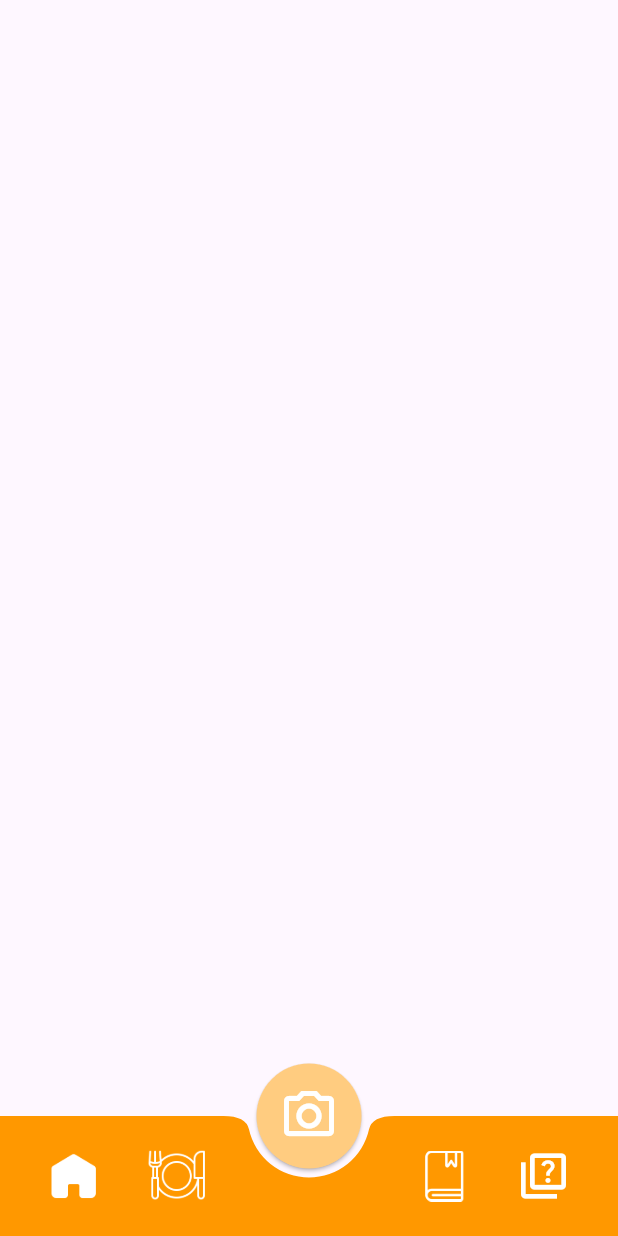
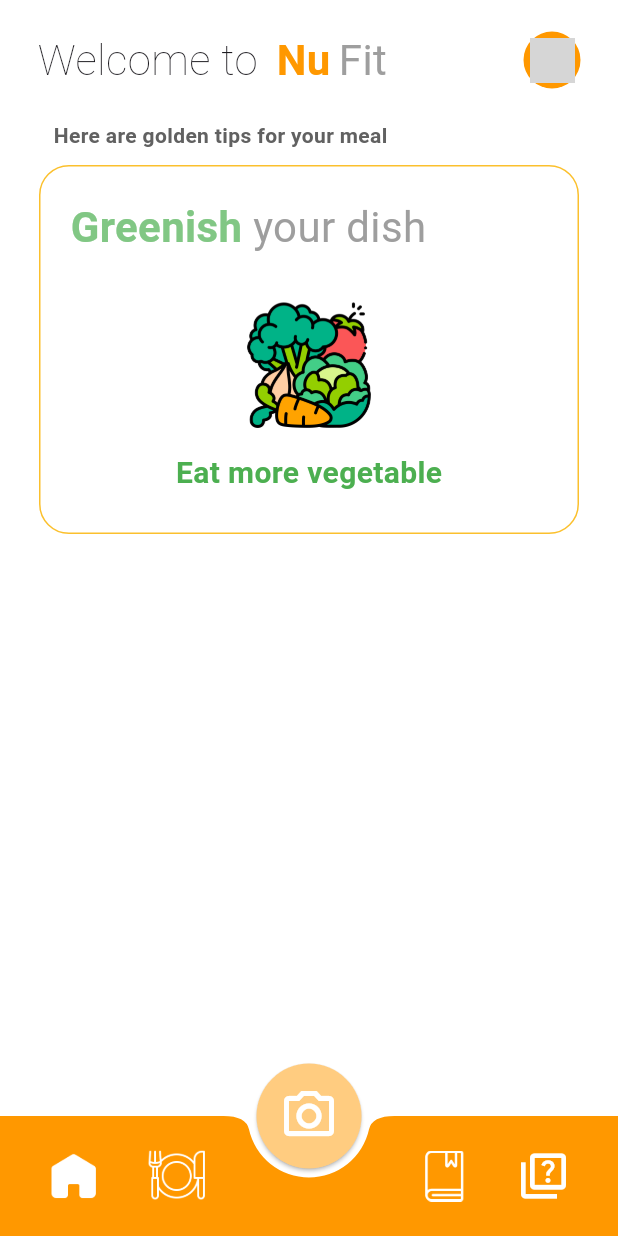
Before and after one commit to qu-ngx/DeFat, a Flutter app: the screen it shows after launch, after a tap on "Skip", after a tap on "Done", on a phone screen of 412 x 824 dp. Run offline on Flutter 3.47's test engine with Material 3 defaults, Android fonts, the light colour scheme and no system bars; our stand-ins replace cloud_firestore, firebase_auth, firebase_core, google_sign_in, image_picker, percent_indicator and 1 more; missing offline and left inert: tflite_flutter; accounts and stored records are empty; grey boxes are pictures that could not be loaded.

Commit message:
added TipCard for homepage

```diff
--- /dev/null
+++ b/lib/components/tip_card.dart
@@ -0,0 +1,78 @@
+import 'package:flutter/material.dart';
+
+class TipCard extends StatelessWidget {
+  final String imgPath;
+  final String firstFirst;
+  final firstFirstColor;
+  final secondFirstColor;
+  final String secondFirst;
+  final bottomColor;
+  final String bottomLine;
+
+  const TipCard({
+    super.key,
+    required this.imgPath,
+    required this.firstFirst,
+    required this.firstFirstColor,
+    required this.secondFirst,
+    required this.secondFirstColor,
+    required this.bottomLine,
+    required this.bottomColor,
+  });
+
+  @override
+  Widget build(BuildContext context) {
+    return Container(
+      width: 360,
+      padding: const EdgeInsets.all(20),
+      decoration: BoxDecoration(
+        color: Colors.white,
+        borderRadius: BorderRadius.circular(20),
+        border: Border(
+          top: BorderSide(width: 1.0, color: Colors.yellow.shade700),
+          right: BorderSide(width: 1.0, color: Colors.yellow.shade700),
+          left: BorderSide(width: 1.0, color: Colors.yellow.shade700),
+          bottom: BorderSide(width: 1.0, color: Colors.yellow.shade700),
+        ),
+      ),
+      child: Column(
+        children: [
+          Row(
+            children: [
+              Text(
+                firstFirst,
+                style: TextStyle(
+                    color: firstFirstColor,
+                    fontWeight: FontWeight.bold,
+                    fontSize: 28),
+              ),
+              Text(
+                secondFirst,
+                style: TextStyle(color: secondFirstColor, fontSize: 28),
+              )
+            ],
+          ),
+          const SizedBox(
+            height: 30,
+          ),
+          Image.asset(
+            imgPath,
+            width: 85,
+            height: 85,
+          ),
+          const SizedBox(
+            height: 15,
+          ),
+          Text(
+            bottomLine,
+            style: TextStyle(
+                color: bottomColor, fontWeight: FontWeight.bold, fontSize: 20),
+          ),
+          const SizedBox(
+            height: 5,
+          )
+        ],
+      ),
+    );
+  }
+}
--- a/lib/pages/home/home.dart
+++ b/lib/pages/home/home.dart
@@ -1,12 +1,98 @@
 import 'package:flutter/material.dart';
+import 'package:nufit/components/tip_card.dart';
 
-class HomePage extends StatelessWidget {
+class HomePage extends StatefulWidget {
   const HomePage({super.key});
 
   @override
+  State<HomePage> createState() => _HomePageState();
+}
+
+class _HomePageState extends State<HomePage> {
+  @override
   Widget build(BuildContext context) {
-    return const MaterialApp(
-      home: Scaffold(),
+    return Scaffold(
+      backgroundColor: Colors.white,
+      body: SafeArea(
+        child: Column(
+          children: [
+            Padding(
+              padding: const EdgeInsets.symmetric(horizontal: 25),
+              child: Column(
+                children: [
+                  const SizedBox(
+                    height: 20,
+                  ),
+                  Row(
+                    mainAxisAlignment: MainAxisAlignment.spaceBetween,
+                    children: [
+                      const Text(
+                        "Welcome to ",
+                        style: TextStyle(
+                            fontSize: 28, fontWeight: FontWeight.w100),
+                      ),
+                      const Text(
+                        "Nu",
+                        style: TextStyle(
+                            fontSize: 28,
+                            fontWeight: FontWeight.bold,
+                            color: Colors.orange),
+                      ),
+                      const Text(
+                        "Fit",
+                        style: TextStyle(fontSize: 28, color: Colors.grey),
+                      ),
+                      // Profile Icon
+                      const SizedBox(
+                        width: 80,
+                      ),
+                      GestureDetector(
+                        onTap: () {},
+                        child: Container(
+                          height: 38,
+                          width: 38,
+                          padding: const EdgeInsets.all(4),
+                          decoration: const BoxDecoration(
+                            color: Colors.orange,
+                            shape: BoxShape.circle,
+                          ),
+                          child: Image.asset(
+                            'assets/icons//user.png',
+                            color: Colors.white,
+                          ),
+                        ),
+                      ),
+                    ],
+                  ),
+                  const SizedBox(
+                    height: 20,
+                  ),
+                  Padding(
+                    padding: const EdgeInsets.only(right: 118),
+                    child: Text(
+                      "Here are golden tips for your meal",
+                      style: TextStyle(
+                          color: Colors.grey[700], fontWeight: FontWeight.bold),
+                    ),
+                  ),
+                  const SizedBox(
+                    height: 10,
+                  ),
+                  TipCard(
+                    imgPath: "assets/images/vegetable.png",
+                    firstFirst: "Greenish",
+                    firstFirstColor: Colors.green.shade300,
+                    secondFirst: " your dish",
+                    secondFirstColor: Colors.grey,
+                    bottomLine: "Eat more vegetable",
+                    bottomColor: Colors.green[500],
+                  ),
+                ],
+              ),
+            )
+          ],
+        ),
+      ),
     );
   }
 }
```
Also changed, not shown: assets/icons/user.png (added), assets/images/vegetable.png (added).
